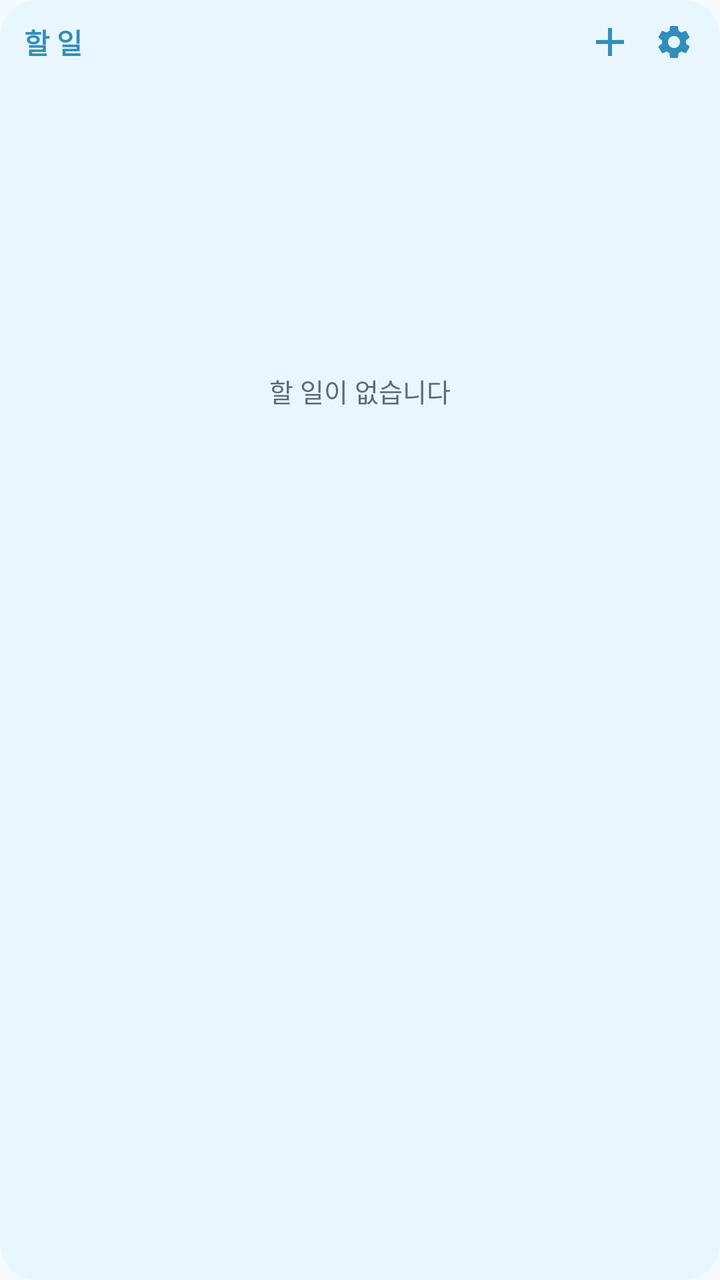
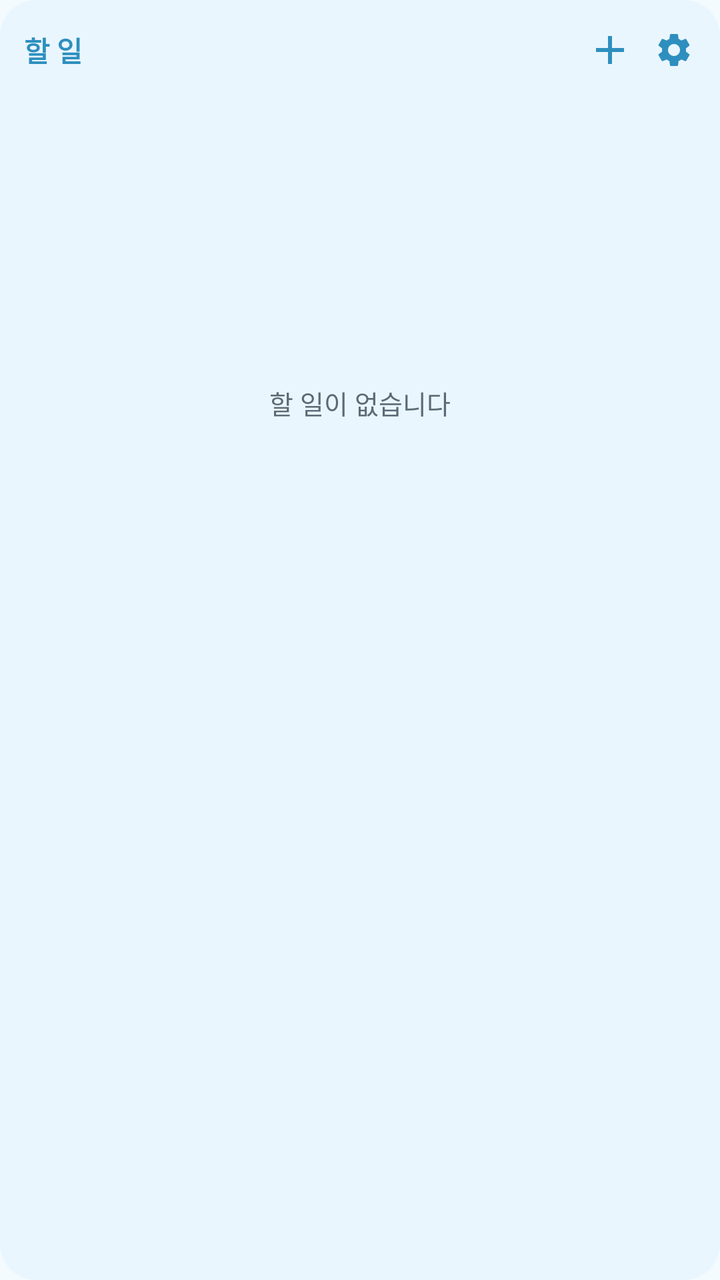

Before-and-after screenshots of an Android layout around one commit, followed by the original layout XML and the change that was made.
<!-- AndroidManifest.xml: application theme Theme.TodoLock -->
<!-- res/layout/widget_todo.xml -->
<?xml version="1.0" encoding="utf-8"?>
<LinearLayout xmlns:android="http://schemas.android.com/apk/res/android"
    android:layout_width="match_parent"
    android:layout_height="match_parent"
    android:orientation="vertical">

    
    <FrameLayout
        android:layout_width="match_parent"
        android:layout_height="wrap_content">

        <ImageView
            android:id="@+id/wHeadBg"
            android:layout_width="match_parent"
            android:layout_height="match_parent"
            android:scaleType="fitXY"
            android:src="@drawable/widget_head"
            android:contentDescription="@null" />

        <LinearLayout
            android:layout_width="match_parent"
            android:layout_height="wrap_content"
            android:orientation="horizontal"
            android:gravity="center_vertical"
            android:paddingStart="12dp"
            android:paddingEnd="8dp"
            android:paddingTop="6dp"
            android:paddingBottom="6dp">

            <TextView
                android:id="@+id/wCount"
                android:layout_width="0dp"
                android:layout_height="wrap_content"
                android:layout_weight="1"
                android:textSize="14sp"
                android:textStyle="bold"
                android:textColor="@color/sky_heading"
                android:maxLines="1"
                android:ellipsize="end"
                android:text="@string/widget_name" />

            <ImageView
                android:id="@+id/wAdd"
                android:layout_width="30dp"
                android:layout_height="30dp"
                android:padding="3dp"
                android:src="@drawable/ic_add"
                android:tint="@color/sky_heading"
                android:contentDescription="할 일 추가" />

            <ImageView
                android:id="@+id/wSettings"
                android:layout_width="30dp"
                android:layout_height="30dp"
                android:layout_marginStart="2dp"
                android:padding="5dp"
                android:src="@drawable/ic_settings"
                android:tint="@color/sky_heading"
                android:contentDescription="위젯 설정" />
        </LinearLayout>
    </FrameLayout>

    
    <FrameLayout
        android:layout_width="match_parent"
        android:layout_height="0dp"
        android:layout_weight="1">

        <ImageView
            android:id="@+id/wBg"
            android:layout_width="match_parent"
            android:layout_height="match_parent"
            android:scaleType="fitXY"
            android:src="@drawable/widget_bg"
            android:contentDescription="@null" />

        <LinearLayout
            android:layout_width="match_parent"
            android:layout_height="match_parent"
            android:orientation="vertical"
            android:padding="8dp">

            
            <TextView
                android:id="@+id/wEmpty"
                android:layout_width="match_parent"
                android:layout_height="0dp"
                android:layout_weight="1"
                android:gravity="center"
                android:textSize="13sp"
                android:textColor="@color/widget_text_dim"
                android:text="할 일이 없습니다" />

            <ListView
                android:id="@+id/wList"
                android:layout_width="match_parent"
                android:layout_height="0dp"
                android:layout_weight="1"
                android:divider="@null"
                android:dividerHeight="0dp" />
        </LinearLayout>
    </FrameLayout>
</LinearLayout>
<!-- resources referenced by this layout -->
<resources>
  <color name="sky_heading">#2E8FBF</color>
  <color name="widget_text_dim">#5A6B75</color>
  <!-- drawable ic_add (drawable) -->
  <?xml version="1.0" encoding="utf-8"?>
  <vector xmlns:android="http://schemas.android.com/apk/res/android"
      android:width="24dp"
      android:height="24dp"
      android:viewportWidth="24"
      android:viewportHeight="24">
      <path
          android:fillColor="@android:color/white"
          android:pathData="M19,13h-6v6h-2v-6H5v-2h6V5h2v6h6z" />
  </vector>
  <!-- drawable widget_bg (drawable) -->
  <?xml version="1.0" encoding="utf-8"?>
  <shape xmlns:android="http://schemas.android.com/apk/res/android"
      android:shape="rectangle">
      <solid android:color="@color/widget_bg" />
      <corners
          android:topLeftRadius="0dp"
          android:topRightRadius="0dp"
          android:bottomLeftRadius="18dp"
          android:bottomRightRadius="18dp" />
  </shape>
  <!-- drawable widget_head (drawable) -->
  <?xml version="1.0" encoding="utf-8"?>
  <shape xmlns:android="http://schemas.android.com/apk/res/android"
      android:shape="rectangle">
      <solid android:color="@color/widget_bg" />
      <corners
          android:topLeftRadius="18dp"
          android:topRightRadius="18dp"
          android:bottomLeftRadius="0dp"
          android:bottomRightRadius="0dp" />
  </shape>
  <string name="widget_name">할 일</string>
  <color name="widget_bg">#EAF6FE</color>
  <color name="md_primary">#2489B8</color>
  <color name="md_on_primary">#FFFFFF</color>
  <color name="md_primary_container">#DCF2FE</color>
  <color name="md_on_primary_container">#1B5673</color>
  <color name="md_secondary">#4E616D</color>
  <color name="md_on_secondary">#FFFFFF</color>
  <color name="md_secondary_container">#D1E5F4</color>
  <color name="md_on_secondary_container">#0A1E28</color>
  <color name="md_tertiary">#5F5B7D</color>
  <color name="md_on_tertiary">#FFFFFF</color>
  <color name="md_tertiary_container">#E5DEFF</color>
  <color name="md_on_tertiary_container">#1B1736</color>
  <color name="md_error">#BA1A1A</color>
  <color name="md_on_error">#FFFFFF</color>
  <color name="md_error_container">#FFDAD6</color>
  <color name="md_on_error_container">#410002</color>
  <color name="md_background">#F4FBFF</color>
  <color name="md_on_background">#2C3A42</color>
  <color name="md_surface">#F4FBFF</color>
  <color name="md_on_surface">#2C3A42</color>
  <color name="md_surface_variant">#E3EEF5</color>
  <color name="md_on_surface_variant">#5A6B75</color>
  <color name="md_outline">#9BB0BC</color>
  <color name="md_outline_variant">#D3E2EB</color>
  <color name="md_inverse_surface">#2E3133</color>
  <color name="md_inverse_on_surface">#EFF1F3</color>
  <color name="md_inverse_primary">#83CFFF</color>
  <color name="md_surface_dim">#DDEBF4</color>
  <color name="md_surface_bright">#FBFDFF</color>
  <color name="md_surface_container_lowest">#FFFFFF</color>
  <color name="md_surface_container_low">#F9FCFF</color>
  <color name="md_surface_container">#EFF8FE</color>
  <color name="md_surface_container_high">#E7F4FD</color>
  <color name="md_surface_container_highest">#DEEFFB</color>
  <color name="sky_bright">#4FBDE8</color>
  <!-- unchanged entries left out for length: 2 -->
</resources>

<!-- the commit's change to res/layout/widget_todo.xml (unified diff, before → after) -->
@@ -24,8 +24,8 @@
             android:gravity="center_vertical"
             android:paddingStart="12dp"
             android:paddingEnd="8dp"
-            android:paddingTop="6dp"
-            android:paddingBottom="6dp">
+            android:paddingTop="10dp"
+            android:paddingBottom="10dp">
 
             <TextView
                 android:id="@+id/wCount"
